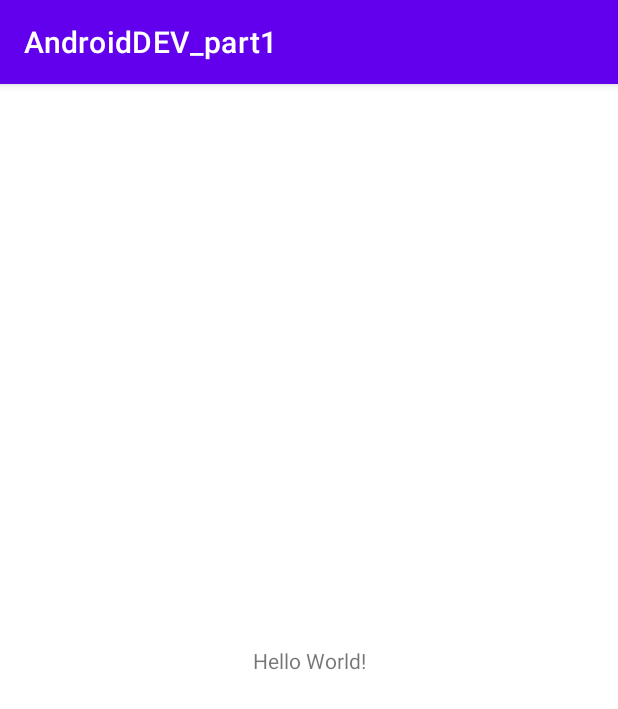
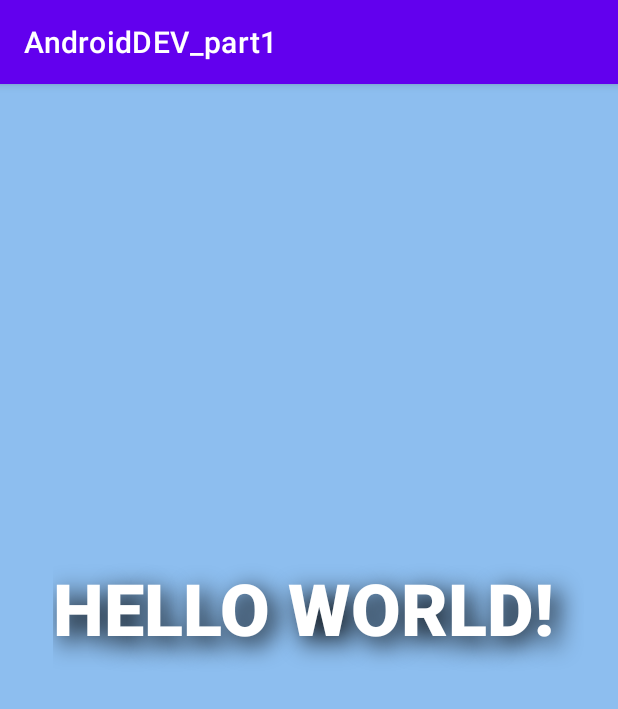
Before and after one commit to N1ph1l1m/Android_development-course, an Android app: the screen it shows after launch (MainActivity), on a phone screen of 412 x 824 dp. Shown: the top 709 px of the screen. Run offline under Robolectric (Android 15) with nearby library versions, the phone set to English and light mode, and no system bars.

Commit message:
Commite 1.1 - TextView

```diff
--- a/app/src/main/res/layout/activity_main.xml
+++ b/app/src/main/res/layout/activity_main.xml
@@ -4,15 +4,30 @@
     xmlns:tools="http://schemas.android.com/tools"
     android:layout_width="match_parent"
     android:layout_height="match_parent"
+    android:background="#8DBEEF"
     tools:context=".MainActivity">
 
     <TextView
-        android:layout_width="wrap_content"
-        android:layout_height="wrap_content"
+        android:layout_width="354dp"
+        android:layout_height="82dp"
+        android:fontFamily="sans-serif-black"
+        android:rotation="0"
+        android:rotationX="0"
+        android:shadowColor="#000000"
+        android:shadowDx="7"
+        android:shadowDy="7"
+        android:shadowRadius="20"
         android:text="Hello World!"
+        android:textAllCaps="true"
+        android:textAppearance="@style/TextAppearance.AppCompat.Display3"
+        android:textColor="#FFFFFF"
+        android:textSize="48sp"
+        android:typeface="serif"
         app:layout_constraintBottom_toBottomOf="parent"
         app:layout_constraintEnd_toEndOf="parent"
+        app:layout_constraintHorizontal_bias="0.607"
         app:layout_constraintStart_toStartOf="parent"
-        app:layout_constraintTop_toTopOf="parent" />
+        app:layout_constraintTop_toTopOf="parent"
+        app:layout_constraintVertical_bias="0.462" />
 
 </androidx.constraintlayout.widget.ConstraintLayout>
```
Also changed, not shown: app/src/main/java/com/example/androiddev_part1/MainActivity.java (line endings or trailing spaces).
